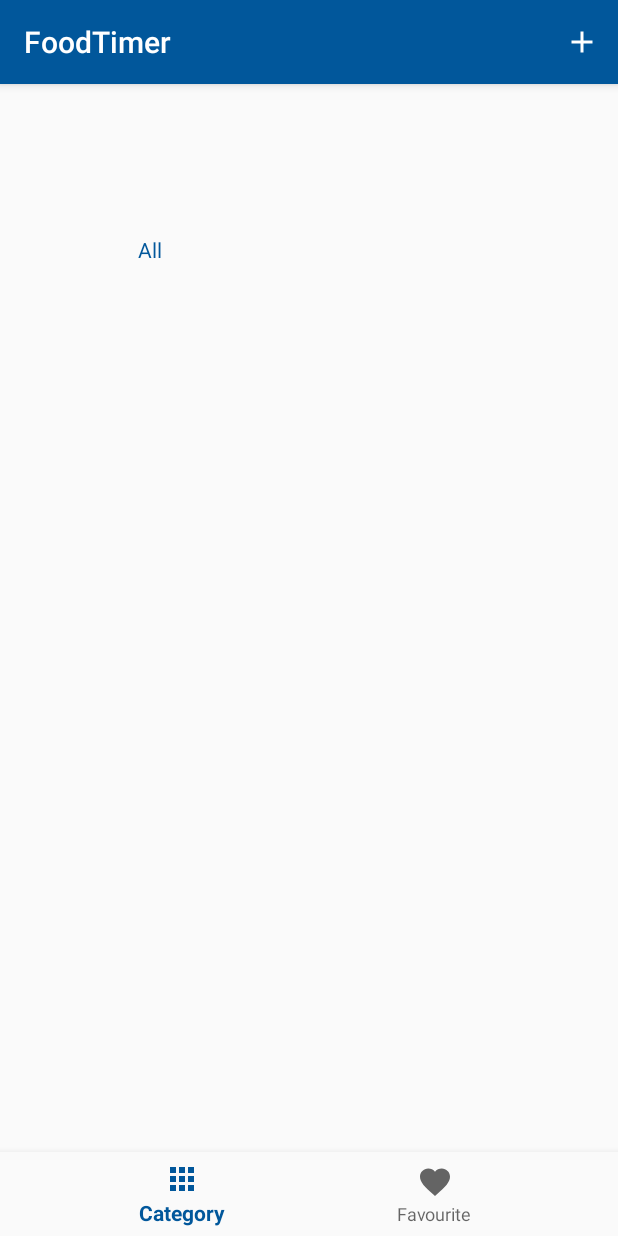
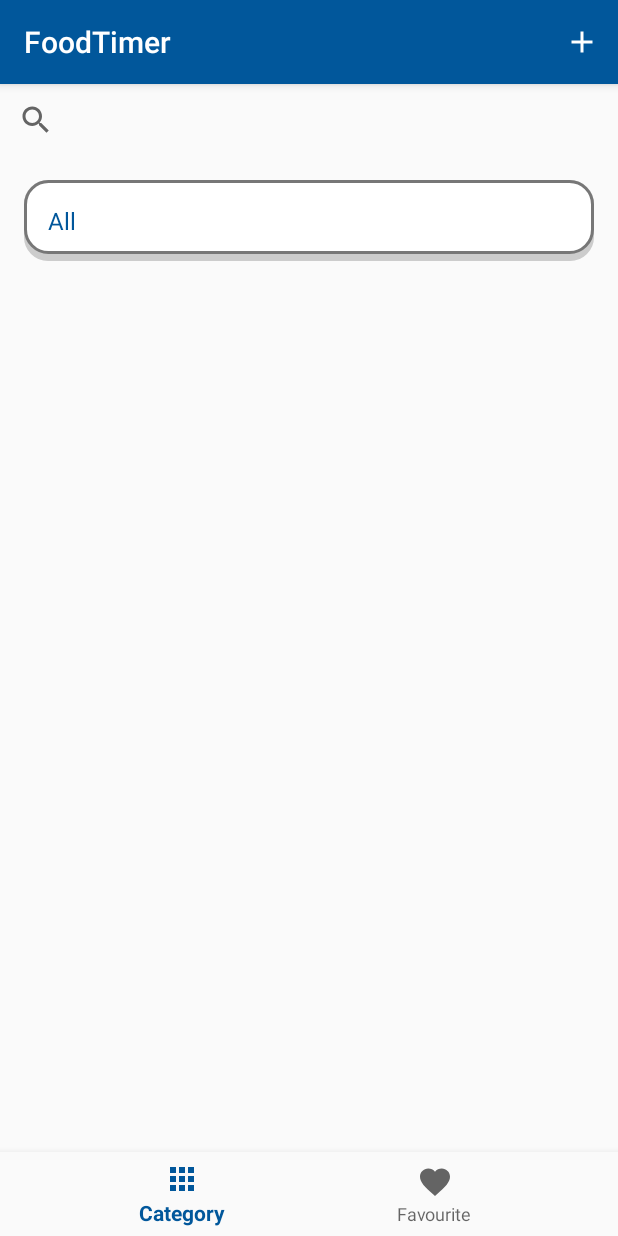
Before and after one commit to skwo0001/FoodTimer, an Android app: the screen it shows after launch (MainActivity), on a phone screen of 412 x 824 dp. Run offline under Robolectric (Android 15) with nearby library versions, the phone set to English and light mode, and no system bars.

Commit message:
Initial commit

```diff
--- a/app/src/main/java/com/szeyankwok/foodtimer/CatAdapter.java
+++ b/app/src/main/java/com/szeyankwok/foodtimer/CatAdapter.java
@@ -2,17 +2,20 @@ package com.szeyankwok.foodtimer;
 
 import android.content.Context;
 import android.os.Bundle;
+import android.support.annotation.NonNull;
 import android.support.v4.app.FragmentManager;
 import android.support.v4.app.FragmentTransaction;
 import android.support.v7.app.AppCompatActivity;
+import android.support.v7.widget.RecyclerView;
 import android.view.LayoutInflater;
 import android.view.View;
 import android.view.ViewGroup;
 import android.widget.BaseAdapter;
 import android.widget.ImageView;
+import android.widget.LinearLayout;
 import android.widget.TextView;
 
-public class CatAdapter extends BaseAdapter {
+public class CatAdapter extends RecyclerView.Adapter<CatAdapter.CatViewHolder> {
 
     private Context mContext;
     private String[] catArray ;
@@ -22,44 +25,39 @@ public class CatAdapter extends BaseAdapter {
         catArray = array;
     }
 
+    public class CatViewHolder extends RecyclerView.ViewHolder{
 
+        TextView titleText;
+        LinearLayout linearLayout;
+
+        public CatViewHolder( View itemView) {
+            super(itemView);
+            titleText = itemView.findViewById(R.id.catText);
+            linearLayout = itemView.findViewById(R.id.catLL);
+        }
+    }
+
+    @NonNull
     @Override
-    public Object getItem(int position) {
-        return null;
+    public CatViewHolder onCreateViewHolder(ViewGroup viewGroup, int i) {
+        LayoutInflater inflater = LayoutInflater.from(mContext);
+        View view = inflater.inflate(R.layout.gallery_item, viewGroup, false);
+
+        return new CatViewHolder(view);
     }
 
     @Override
-    public int getCount() {
-        return catArray.length;
-    }
+    public void onBindViewHolder(@NonNull CatViewHolder catViewHolder, int i) {
 
-    @Override
-    public long getItemId(int position) {
-        return 0;
-    }
+        final String cat = catArray[i];
 
-    @Override
-    public View getView(int position, View convertView, ViewGroup parent) {
+        catViewHolder.titleText.setText(cat);
 
-        View gridViewAndroid;
-
-        LayoutInflater inflater = (LayoutInflater) mContext
-                .getSystemService(Context.LAYOUT_INFLATER_SERVICE);
-
-        if (convertView == null) {
-            gridViewAndroid = new View(mContext);
-            gridViewAndroid = inflater.inflate(R.layout.gallery_item,null);
-
-            ImageView imageView = (ImageView) gridViewAndroid.findViewById(R.id.android_gridview_image);
-            final TextView textView = (TextView) gridViewAndroid.findViewById(R.id.android_gridview_text);
-
-            textView.setText(catArray[position]);
-
-            gridViewAndroid.setOnClickListener(new View.OnClickListener() {
+        catViewHolder.linearLayout.setOnClickListener(new View.OnClickListener(){
             @Override
             public void onClick(View v) {
                 Bundle bundle = new Bundle();
-                    bundle.putString("category", textView.getText().toString());
+                bundle.putString("category", cat);
                 ListFragment listFragment = new ListFragment();
                 listFragment.setArguments(bundle);
                 FragmentManager fragmentManager = ((AppCompatActivity)mContext).getSupportFragmentManager();
@@ -68,11 +66,11 @@ public class CatAdapter extends BaseAdapter {
                 fragmentTransaction.commit();
             }
         });
-        } else {
-            gridViewAndroid = (View) convertView;
-        }
-        return gridViewAndroid;
     }
 
+    @Override
+    public int getItemCount() {
+        return catArray.length;
+    }
 
 }
--- a/app/src/main/java/com/szeyankwok/foodtimer/CategoryFragment.java
+++ b/app/src/main/java/com/szeyankwok/foodtimer/CategoryFragment.java
@@ -13,6 +13,8 @@ import android.support.v4.app.FragmentManager;
 import android.support.v4.app.FragmentTransaction;
 import android.support.v7.app.AlertDialog;
 import android.support.v7.app.AppCompatActivity;
+import android.support.v7.widget.LinearLayoutManager;
+import android.support.v7.widget.RecyclerView;
 import android.view.LayoutInflater;
 import android.view.Menu;
 import android.view.MenuInflater;
@@ -28,7 +30,7 @@ public class CategoryFragment extends Fragment {
 
     View view;
     Context context;
-    GridView gridView;
+    RecyclerView recyclerView;
     private DataBaseHelper db;
 
     @Nullable
@@ -43,8 +45,9 @@ public class CategoryFragment extends Fragment {
         db = new DataBaseHelper(context);
 
         CatAdapter catAdapter = new CatAdapter(context,arrayFromCursor(db.getCategory()));
-        gridView = view.findViewById(R.id.gridview);
-        gridView.setAdapter(catAdapter);
+        recyclerView = view.findViewById(R.id.foodcatRV);
+        recyclerView.setLayoutManager(new LinearLayoutManager(context));
+        recyclerView.setAdapter(catAdapter);
 
         setHasOptionsMenu(true);
         return view;
--- a/app/src/main/res/layout/fragment_cat.xml
+++ b/app/src/main/res/layout/fragment_cat.xml
@@ -1,23 +1,22 @@
 <?xml version="1.0" encoding="utf-8"?>
 <LinearLayout
     xmlns:android="http://schemas.android.com/apk/res/android"
+    android:orientation="vertical"
     xmlns:app="http://schemas.android.com/apk/res-auto"
     xmlns:tools="http://schemas.android.com/tools"
     android:layout_width="match_parent"
     android:layout_height="match_parent">
 
 
-    <GridView
+    <SearchView
+        android:id="@+id/searchCat"
         android:layout_width="match_parent"
-        android:layout_height="match_parent"
-        android:id="@+id/gridview"
-        android:numColumns="auto_fit"
-        android:gravity="center"
-        android:columnWidth="150dp"
-        android:verticalSpacing="20dp"
-        android:horizontalSpacing="10dp"
-        android:stretchMode="columnWidth"/>
+        android:layout_height="wrap_content" />
 
 
-
+    <android.support.v7.widget.RecyclerView
+        android:id="@+id/foodcatRV"
+        android:layout_width="match_parent"
+        android:layout_height="wrap_content"
+        android:layout_margin="16dp"/>
 </LinearLayout>
--- a/app/src/main/res/layout/gallery_item.xml
+++ b/app/src/main/res/layout/gallery_item.xml
@@ -1,22 +1,17 @@
 <?xml version="1.0" encoding="utf-8"?>
 <LinearLayout xmlns:android="http://schemas.android.com/apk/res/android"
-    android:id="@+id/android_custom_gridview_layout"
+    android:id="@+id/catLL"
     android:layout_width="match_parent"
-    android:layout_height="match_parent"
-    android:gravity="center_horizontal"
-    android:orientation="vertical">
-
-    <ImageView
-        android:id="@+id/android_gridview_image"
-        android:layout_width="80dp"
-        android:layout_height="80dp"
-        android:layout_marginTop="15dp" />
+    android:layout_height="wrap_content"
+    android:orientation="vertical"
+    android:background="@drawable/listcard">
 
     <TextView
-        android:id="@+id/android_gridview_text"
+        android:id="@+id/catText"
         android:layout_width="wrap_content"
         android:layout_height="wrap_content"
-        android:layout_marginTop="5dp"
+        android:layout_margin="16dp"
         android:textColor="@color/colorPrimary"
-        android:textSize="14sp" />
+        android:textSize="16sp" />
+
 </LinearLayout>
```
Lines whose indentation alone changed are shown as unchanged.
